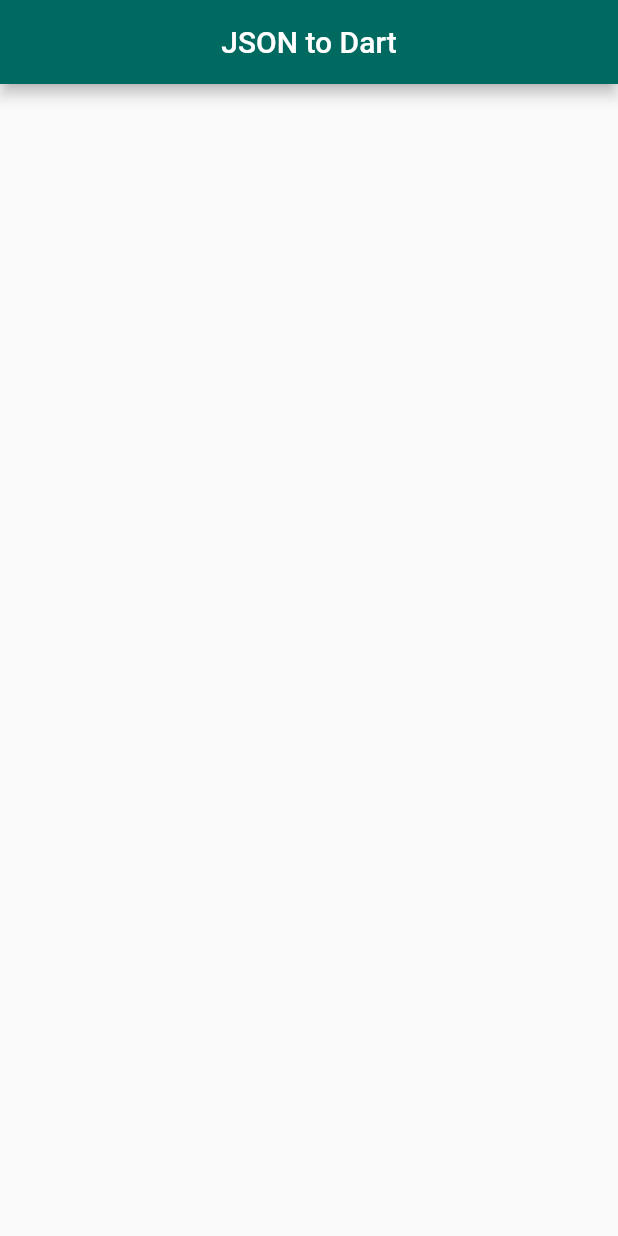
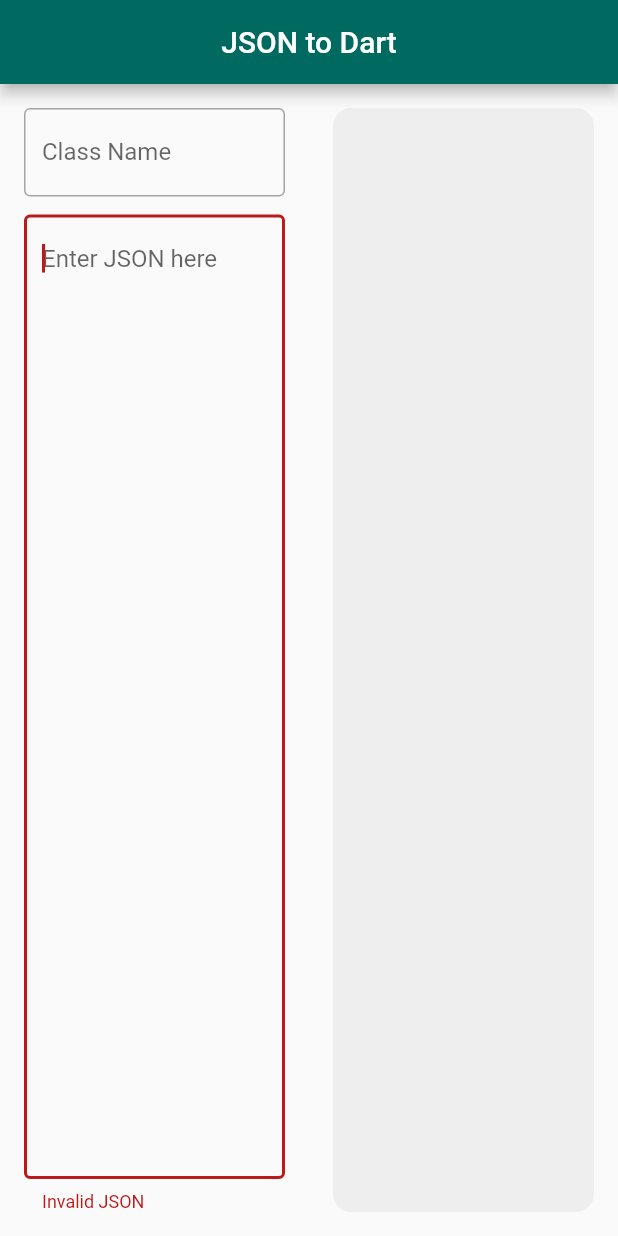
Before and after one commit to sharmadhiraj/json-to-dart, a Flutter app: the screen it shows after launch, on a phone screen of 412 x 824 dp. Run offline on Flutter 3.47's test engine with Material 3 defaults, Android fonts, the phone set to English and light mode, and no system bars.

Commit message:
Prepare simple version.

```diff
--- a/lib/screens/home.dart
+++ b/lib/screens/home.dart
@@ -1,8 +1,28 @@
+import 'dart:convert';
+
 import 'package:flutter/material.dart';
 import 'package:json_to_dart/util/constants.dart';
 
-class HomeScreen extends StatelessWidget {
+class HomeScreen extends StatefulWidget {
   const HomeScreen({super.key});
+
+  @override
+  State<HomeScreen> createState() => _HomeScreenState();
+}
+
+class _HomeScreenState extends State<HomeScreen> {
+  final TextEditingController _jsonInputController = TextEditingController();
+  bool _isValidJson = true;
+  String _dartClass = "";
+  String _className = "";
+
+  @override
+  void initState() {
+    super.initState();
+    _jsonInputController.addListener(() {
+      _onTextChange();
+    });
+  }
 
   @override
   Widget build(BuildContext context) {
@@ -20,6 +40,140 @@
   }
 
   Widget _buildBody() {
-    return Container();
+    return Center(
+      child: Container(
+        constraints: const BoxConstraints(maxWidth: 1200),
+        child: Row(
+          crossAxisAlignment: CrossAxisAlignment.start,
+          children: [
+            _buildJsonInputSection(),
+            _buildDartClassOutputSection(),
+          ],
+        ),
+      ),
+    );
+  }
+
+  Widget _buildJsonInputSection() {
+    return Expanded(
+      flex: 1,
+      child: Container(
+        padding: const EdgeInsets.all(16),
+        child: Column(
+          mainAxisSize: MainAxisSize.min,
+          children: [
+            TextField(
+              maxLines: 1,
+              decoration: const InputDecoration(
+                labelText: "Class Name",
+                border: OutlineInputBorder(),
+              ),
+              onChanged: (text) {
+                setState(() => _className = text);
+                _generateDartClass();
+              },
+            ),
+            const SizedBox(height: 12),
+            Expanded(
+              child: TextField(
+                autofocus: true,
+                controller: _jsonInputController,
+                keyboardType: TextInputType.multiline,
+                maxLines: 100,
+                decoration: InputDecoration(
+                  hintText: "Enter JSON here",
+                  border: const OutlineInputBorder(),
+                  errorText: _isValidJson ? null : "Invalid JSON",
+                ),
+              ),
+            ),
+          ],
+        ),
+      ),
+    );
+  }
+
+  Widget _buildDartClassOutputSection() {
+    return Expanded(
+      flex: 1,
+      child: Container(
+        margin: const EdgeInsets.all(16),
+        padding: const EdgeInsets.all(16),
+        height: double.maxFinite,
+        decoration: BoxDecoration(
+          color: Colors.grey[200],
+          borderRadius: BorderRadius.circular(12),
+        ),
+        child: SingleChildScrollView(
+          child: Text(
+            _dartClass,
+            style: const TextStyle(fontSize: 16),
+          ),
+        ),
+      ),
+    );
+  }
+
+  void _onTextChange() {
+    setState(() {
+      _isValidJson = _checkIfValidJson();
+      _generateDartClass();
+    });
+  }
+
+  bool _checkIfValidJson() {
+    try {
+      jsonDecode(_jsonInputController.text);
+      return true;
+    } catch (_) {
+      return false;
+    }
+  }
+
+  void _generateDartClass() {
+    if (!_checkIfValidJson()) {
+      return;
+    }
+    dynamic jsonData = jsonDecode(_jsonInputController.text);
+    String data = "";
+    if (jsonData is Map<String, dynamic>) {
+      data = _generateClassFromMap(jsonData);
+    } else if (jsonData is List) {
+      if (jsonData.isNotEmpty) {
+        data = _generateClassFromMap(jsonData[0]);
+      }
+    }
+    setState(() {
+      _dartClass = data;
+    });
+  }
+
+  String _generateClassFromMap(Map<String, dynamic> jsonMap) {
+    StringBuffer classBuffer = StringBuffer();
+    classBuffer.writeln(
+        'class ${_className.trim().isEmpty ? "AutoGenerated" : _className} {');
+    jsonMap.forEach((key, value) {
+      classBuffer.writeln('  ${_getDartType(value)} $key;');
+    });
+    classBuffer.writeln('}');
+    return classBuffer.toString();
+  }
+
+  String _getDartType(dynamic value) {
+    if (value is String) {
+      return 'String';
+    } else if (value is int) {
+      return 'int';
+    } else if (value is double) {
+      return 'double';
+    } else if (value is bool) {
+      return 'bool';
+    } else if (value is List) {
+      return 'List<dynamic>';
+    } else if (value is Map) {
+      return 'Map<String, dynamic>';
+    } else {
+      return 'dynamic';
+    }
   }
 }
```
Also changed, not shown: 1 other file.
